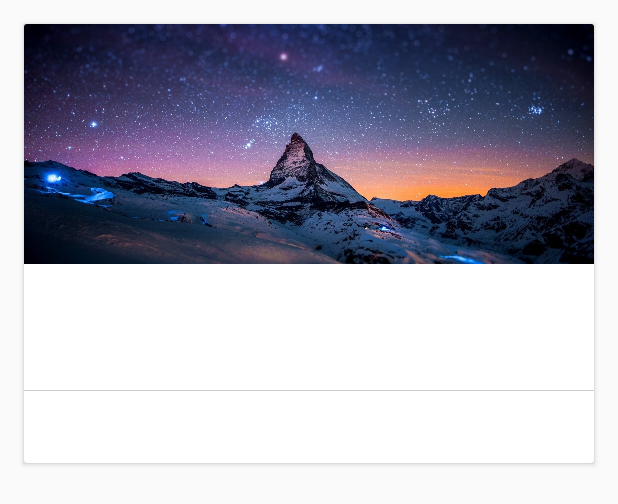
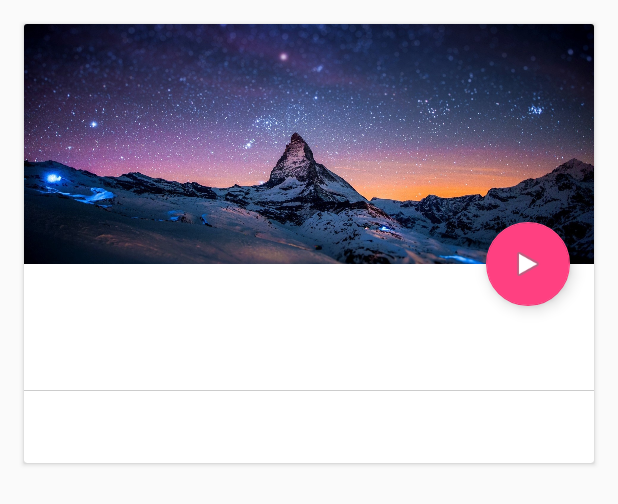
Before and after one commit to gitzain/template-android, an Android app: the layout card.xml on its own in the app's theme, with its tools: preview values and no code run, on a phone screen of 412 x 824 dp. Shown: the top 504 px of the screen. Run offline under Robolectric (Android 15) with nearby library versions, the phone set to English and light mode, and no system bars.

Commit message:
Added FAB

```diff
--- a/app/src/main/java/com/iamzain/template_android/CardsViewAdapter.java
+++ b/app/src/main/java/com/iamzain/template_android/CardsViewAdapter.java
@@ -1,5 +1,6 @@
 package com.iamzain.template_android;
 
+import android.support.design.widget.FloatingActionButton;
 import android.support.v7.widget.RecyclerView;
 import android.view.LayoutInflater;
 import android.view.View;
@@ -41,6 +42,7 @@ public class CardsViewAdapter extends RecyclerView.Adapter<CardsViewAdapter.Card
     }
 
     public class CardViewHolder extends RecyclerView.ViewHolder {
+        FloatingActionButton fab;
         public TextView title, description, meta;
 
         public CardViewHolder(View view) {
@@ -48,6 +50,13 @@ public class CardsViewAdapter extends RecyclerView.Adapter<CardsViewAdapter.Card
             title = (TextView) view.findViewById(R.id.title);
             description = (TextView) view.findViewById(R.id.description);
             meta = (TextView) view.findViewById(R.id.meta);
+/*            fab = (FloatingActionButton) view.findViewById(R.id.fab);
+            fab.setOnClickListener(new View.OnClickListener() {
+                @Override
+                public void onClick(View view) {
+                    //TODO
+                }
+            });*/
         }
     }
 }
--- a/app/src/main/res/layout/card.xml
+++ b/app/src/main/res/layout/card.xml
@@ -1,29 +1,54 @@
-<RelativeLayout xmlns:android="http://schemas.android.com/apk/res/android"
-    android:layout_width="match_parent"
-    android:layout_height="match_parent"
-    xmlns:app="http://schemas.android.com/apk/res-auto">
-
-    <android.support.v7.widget.CardView
+<android.support.v7.widget.CardView xmlns:app="http://schemas.android.com/apk/res-auto"
     android:id="@+id/card_view"
     android:layout_width="match_parent"
     android:layout_height="wrap_content"
-        android:layout_margin="16dp">
+    android:layout_margin="16dp"
+    xmlns:android="http://schemas.android.com/apk/res/android">
+
+
+    <android.support.design.widget.CoordinatorLayout
+        xmlns:android="http://schemas.android.com/apk/res/android"
+        xmlns:app="http://schemas.android.com/apk/res-auto"
+        android:layout_width="match_parent"
+        android:layout_height="match_parent">
+
 
         <LinearLayout
             android:layout_width="match_parent"
             android:layout_height="wrap_content"
             android:orientation="vertical">
+
+
+            <LinearLayout
+
+                android:layout_width="match_parent"
+                android:layout_height="wrap_content"
+                android:orientation="horizontal"
+                android:layout_weight="0.8">
+
                 <ImageView
                     android:id="@+id/imageView"
                     android:layout_width="match_parent"
                     android:layout_height="160dp"
                     android:scaleType="centerCrop"
                     android:src="@drawable/mountain" />
+
+            </LinearLayout>
+
+
             <LinearLayout
+                android:id="@+id/imageView2"
+                android:layout_width="match_parent"
+                android:layout_height="wrap_content"
+                android:orientation="vertical"            android:layout_weight="0.4">
+
+                    <LinearLayout
+
                         android:layout_width="match_parent"
                         android:layout_height="wrap_content"
                         android:orientation="vertical"
                         android:padding="16dp">
+
                             <TextView
                                 android:id="@+id/title"
                                 android:layout_width="match_parent"
@@ -31,11 +56,13 @@
                                 android:layout_marginBottom="8dp"
                                 android:textColor="#000"
                                 android:textSize="18sp" />
+
                             <TextView
                                 android:id="@+id/description"
                                 android:layout_width="match_parent"
                                 android:layout_height="wrap_content"
                                 android:textColor="#555" />
+
                     </LinearLayout>
 
                     <View
@@ -51,8 +78,24 @@
                             android:layout_width="wrap_content"
                             android:layout_height="wrap_content"
                             android:textSize="10dp"
-                    android:theme="@style/PrimaryFlatButton" />/>
+                            android:theme="@style/PrimaryFlatButton" />
                     </LinearLayout>
         </LinearLayout>
+
+
+        </LinearLayout>
+
+
+        <android.support.design.widget.FloatingActionButton
+            android:id="@+id/fab"
+            android:layout_width="wrap_content"
+            android:layout_height="wrap_content"
+            android:layout_margin="16dp"
+            android:clickable="true"
+            android:src="@android:drawable/ic_media_play"
+            app:layout_anchor="@id/imageView"
+            app:layout_anchorGravity="bottom|right|end" />
+
+    </android.support.design.widget.CoordinatorLayout>
+
     </android.support.v7.widget.CardView>
-</RelativeLayout>
--- a/app/src/main/res/layout/fragment_cardsview.xml
+++ b/app/src/main/res/layout/fragment_cardsview.xml
@@ -1,7 +1,6 @@
 <?xml version="1.0" encoding="utf-8"?>
-<android.support.v7.widget.RecyclerView
-    xmlns:android="http://schemas.android.com/apk/res/android"
+<android.support.v7.widget.RecyclerView xmlns:android="http://schemas.android.com/apk/res/android"
+    xmlns:app="http://schemas.android.com/apk/res-auto"
     android:id="@+id/recyclerView"
     android:layout_width="match_parent"
-    android:layout_height="match_parent"
-    />
+    android:layout_height="match_parent" />
```
Lines whose indentation alone changed are shown as unchanged.
